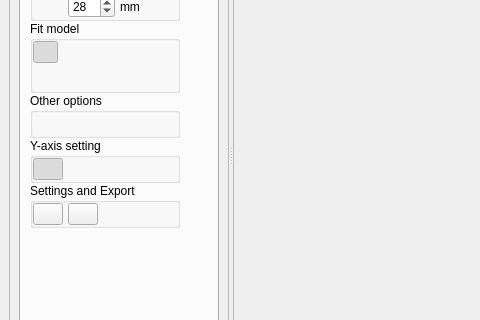
Above: insar_explorer_dockwidget_base.ui from luhipi/insar-explorer before the change; both pictures show x 0 to 480 and y 124 to 444 of the 693 by 578 pixel window. Below: the same form after it.
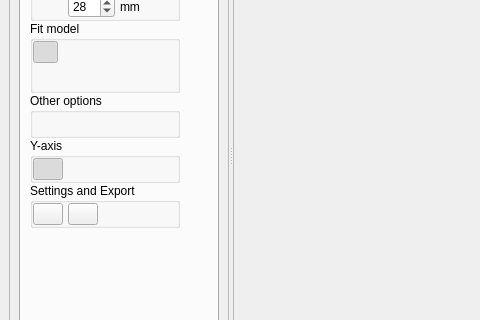
That is the form after the change. The open tabs and pages were chosen to show the change. Icons and pictures are not drawn.

Patch:
```diff
--- a/insar_explorer_dockwidget_base.ui
+++ b/insar_explorer_dockwidget_base.ui
@@ -1872,7 +1872,7 @@
                      <string>Plot fit residual</string>
                     </property>
                     <property name="title">
-                     <string>Y-axis setting</string>
+                     <string>Y-axis</string>
                     </property>
                     <property name="flat">
                      <bool>true</bool>
```
Left out of the diff: 9 changed lines with no effect on the pictures.
